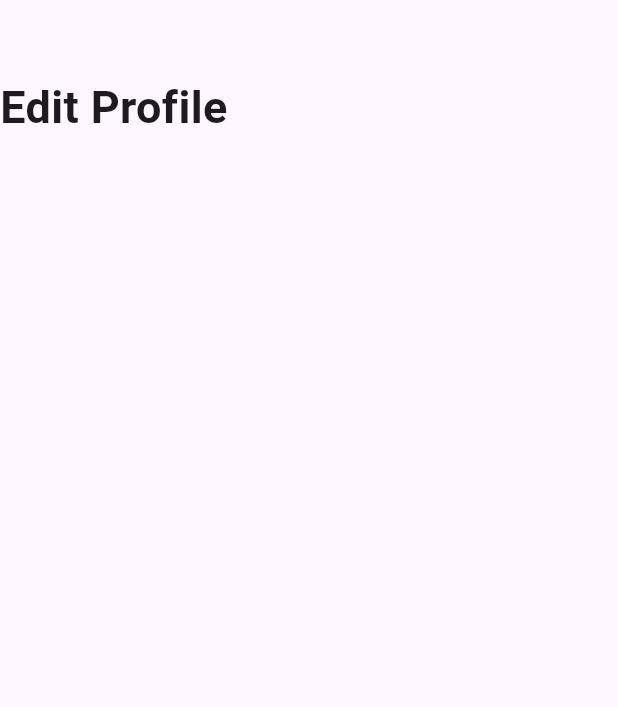
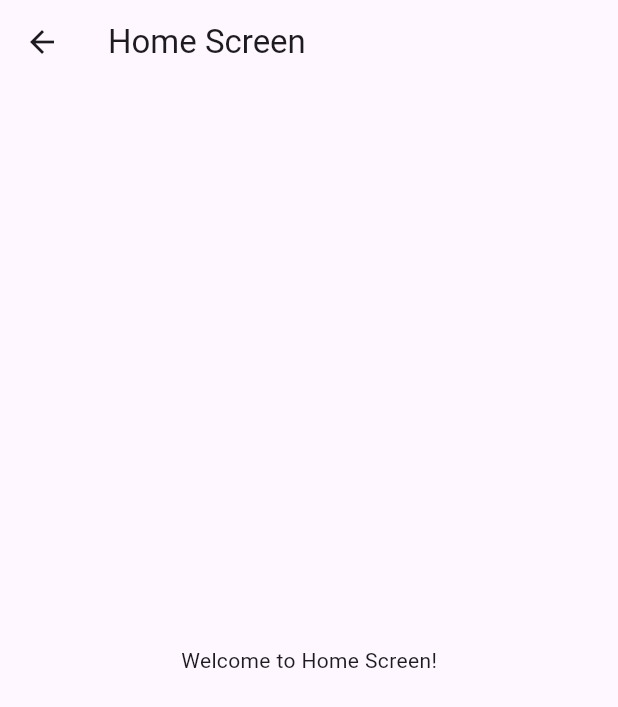
Before and after one commit to younesdouhabi1/Flutter_Project, a Flutter app: the HomeScreen screen opened directly, on a phone screen of 412 x 824 dp. Shown: the top 707 px of the screen. Run offline on Flutter 3.47's test engine with Material 3 defaults, Android fonts, the phone set to English and light mode, and no system bars.

Commit message:
no comment

```diff
--- a/lib/home_screen.dart
+++ b/lib/home_screen.dart
@@ -1,32 +1,27 @@
 import 'package:flutter/material.dart';
 
-class HomeScreen extends StatefulWidget {
-  const HomeScreen({super.key});
-
-  @override
-  State<HomeScreen> createState() => _HomeScreenState();
+void main() {
+  runApp(MyApp());
 }
-
-
-class _HomeScreenState extends State<HomeScreen> {
+class MyApp extends StatelessWidget {
   @override
   Widget build(BuildContext context) {
-    return Scaffold(
-      body: Column(
-        mainAxisAlignment: MainAxisAlignment.start,
-        crossAxisAlignment: CrossAxisAlignment.start, // Aligns the title to the left
-        children: [
-          Padding(
-            padding: EdgeInsets.only(top: 50), // Moves the title down a bit
+    return MaterialApp(
+      theme: ThemeData(primaryColor: Colors.black),
+      home: Scaffold(
+        appBar: AppBar(),
+        body: Padding(
+          padding: EdgeInsets.only(top: 60,bottom: 500), // Move text up by 60 pixels
+          child: Center(
             child: Text(
-              'Edit Profile',
+              "Hello world !",
               style: TextStyle(
-                fontSize: 30,
                 fontWeight: FontWeight.bold,
+                fontSize: 25,
               ),
             ),
           ),
-        ],
+        ),
       ),
     );
   }
--- a/lib/main.dart
+++ b/lib/main.dart
@@ -2,17 +2,21 @@ import 'package:flutter/material.dart';
 import 'package:flutter_test_2025/home_screen.dart';
 
 void main() {
-  runApp(const MyApp());
+  runApp(MyApp());
 }
 
-class MyApp extends StatelessWidget {
-  const MyApp({super.key});
+class HomeScreen extends StatelessWidget {
+  const HomeScreen({super.key});
 
   @override
   Widget build(BuildContext context) {
-    return MaterialApp(
-      debugShowCheckedModeBanner: false,
-      home: const HomeScreen(),
+    return Scaffold(
+      appBar: AppBar(
+        title: const Text('Home Screen'),
+      ),
+      body: const Center(
+        child: Text('Welcome to Home Screen!'),
+      ),
     );
   }
 }
```
